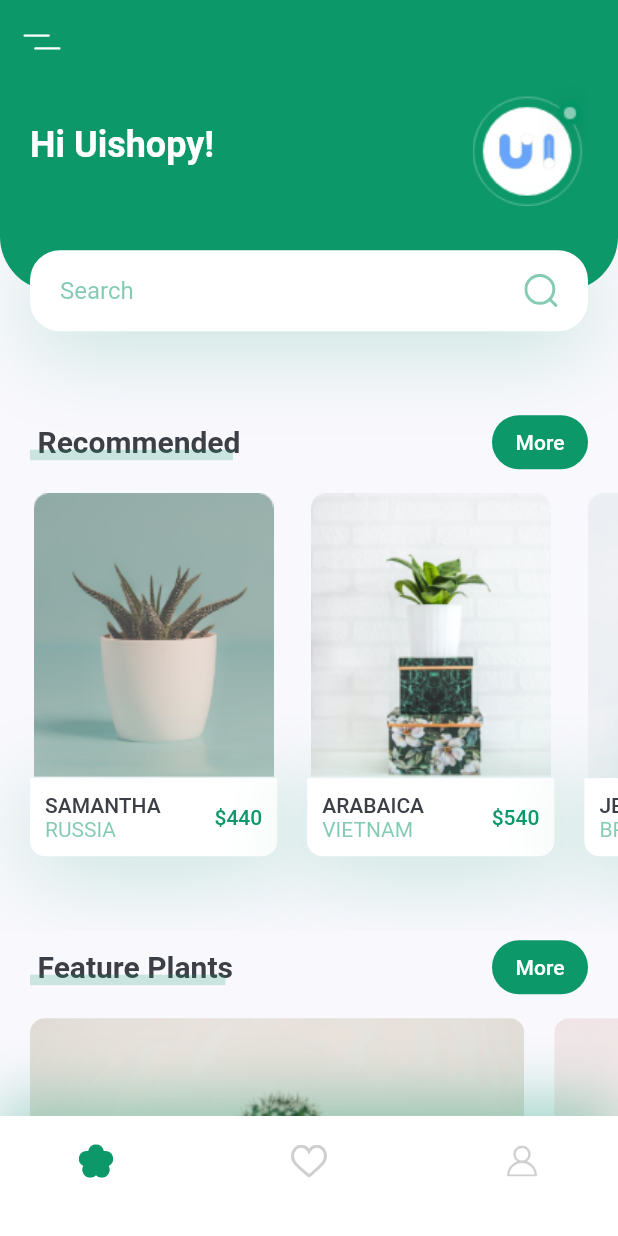
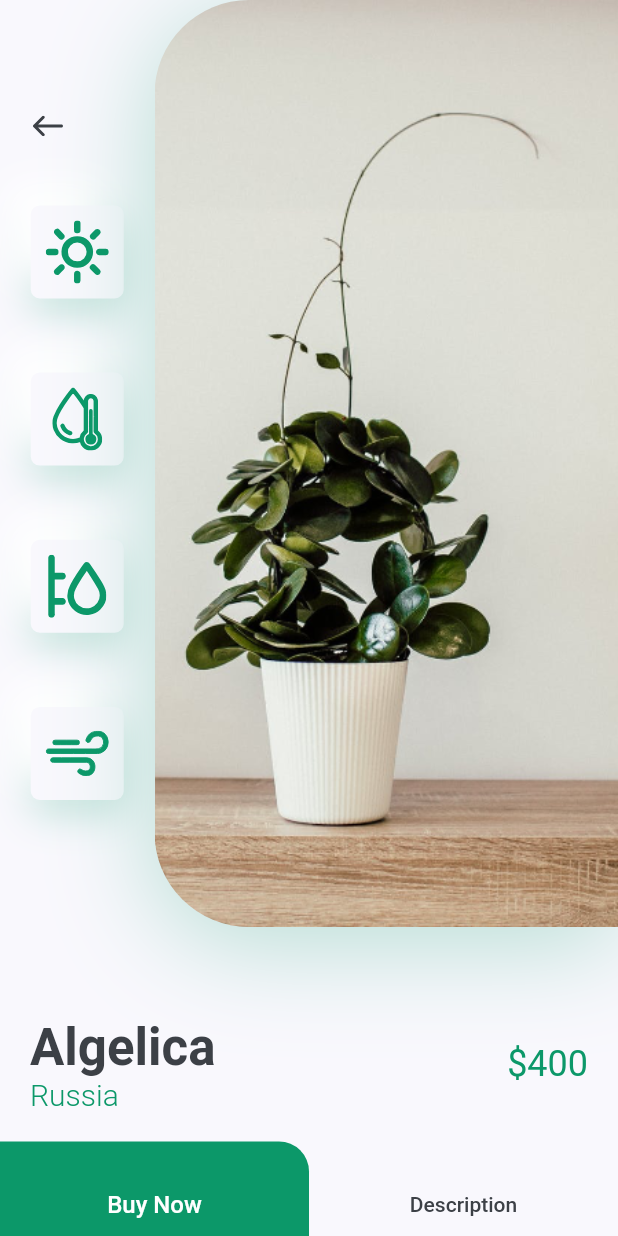
Before and after one commit to phhien203/plant_app_flutter_ui, a Flutter app: the screen it shows after launch, after a tap on an icon or button, on a phone screen of 412 x 824 dp. Run offline on Flutter 3.47's test engine with Material 2 defaults, Android fonts, the light colour scheme and no system bars; our stand-ins replace flutter_svg.

Commit message:
build details Widget

```diff
--- /dev/null
+++ b/lib/screens/details/components/body.dart
@@ -0,0 +1,68 @@
+import 'package:flutter/material.dart';
+import 'package:plant_app_flutter_ui/constants.dart';
+import 'package:plant_app_flutter_ui/screens/details/components/image_and_icons.dart';
+import 'package:plant_app_flutter_ui/screens/details/components/title_and_price.dart';
+
+class Body extends StatelessWidget {
+  const Body({Key? key}) : super(key: key);
+
+  @override
+  Widget build(BuildContext context) {
+    Size size = MediaQuery.of(context).size;
+    return SingleChildScrollView(
+      child: Column(
+        children: [
+          ImageAndIcons(size: size),
+          TitleAndPrice(
+            title: "Algelica",
+            country: "Russia",
+            price: 400,
+          ),
+          SizedBox(
+            height: kDefaultPadding,
+          ),
+          Row(
+            children: [
+              SizedBox(
+                width: size.width / 2,
+                height: 84,
+                child: TextButton(
+                  style: TextButton.styleFrom(
+                    backgroundColor: kPrimaryColor,
+                    shape: RoundedRectangleBorder(
+                      borderRadius: BorderRadius.only(
+                        topRight: Radius.circular(20),
+                      ),
+                    ),
+                  ),
+                  onPressed: () {},
+                  child: Text(
+                    "Buy Now",
+                    style: TextStyle(
+                      fontSize: 16,
+                      color: Colors.white,
+                    ),
+                  ),
+                ),
+              ),
+              Expanded(
+                child: TextButton(
+                  child: Text(
+                    "Description",
+                    style: TextStyle(
+                      color: kTextColor,
+                    ),
+                  ),
+                  onPressed: () {},
+                ),
+              ),
+            ],
+          ),
+          SizedBox(
+            height: kDefaultPadding * 2,
+          ),
+        ],
+      ),
+    );
+  }
+}
--- /dev/null
+++ b/lib/screens/details/components/icon_card.dart
@@ -0,0 +1,40 @@
+import 'package:flutter/material.dart';
+import 'package:flutter_svg/flutter_svg.dart';
+import 'package:plant_app_flutter_ui/constants.dart';
+
+class IconCard extends StatelessWidget {
+  const IconCard({
+    Key? key,
+    required this.icon,
+  }) : super(key: key);
+
+  final String icon;
+
+  @override
+  Widget build(BuildContext context) {
+    Size size = MediaQuery.of(context).size;
+    return Container(
+      width: 62,
+      height: 62,
+      margin: EdgeInsets.symmetric(vertical: size.height * 0.03),
+      padding: EdgeInsets.all(kDefaultPadding / 2),
+      decoration: BoxDecoration(
+        color: kBackgroundColor,
+        borderRadius: BorderRadius.circular(6),
+        boxShadow: [
+          BoxShadow(
+            offset: Offset(0, 10),
+            blurRadius: 22,
+            color: kPrimaryColor.withOpacity(0.22),
+          ),
+          BoxShadow(
+            offset: Offset(-15, -15),
+            blurRadius: 20,
+            color: Colors.white,
+          ),
+        ],
+      ),
+      child: SvgPicture.asset(icon),
+    );
+  }
+}
--- /dev/null
+++ b/lib/screens/details/components/image_and_icons.dart
@@ -0,0 +1,75 @@
+import 'package:flutter/material.dart';
+import 'package:flutter_svg/flutter_svg.dart';
+import 'package:plant_app_flutter_ui/constants.dart';
+import 'package:plant_app_flutter_ui/screens/details/components/icon_card.dart';
+
+class ImageAndIcons extends StatelessWidget {
+  const ImageAndIcons({
+    Key? key,
+    required this.size,
+  }) : super(key: key);
+
+  final Size size;
+
+  @override
+  Widget build(BuildContext context) {
+    return Padding(
+      padding: const EdgeInsets.only(bottom: kDefaultPadding * 3),
+      child: SizedBox(
+        height: size.height * 0.75,
+        child: Row(
+          children: [
+            Expanded(
+              child: Padding(
+                padding:
+                    const EdgeInsets.symmetric(vertical: kDefaultPadding * 3),
+                child: Column(
+                  children: [
+                    Align(
+                      alignment: Alignment.topLeft,
+                      child: IconButton(
+                        padding:
+                            EdgeInsets.symmetric(horizontal: kDefaultPadding),
+                        icon: SvgPicture.asset("assets/icons/back_arrow.svg"),
+                        onPressed: () {
+                          Navigator.pop(context);
+                        },
+                      ),
+                    ),
+                    Spacer(),
+                    IconCard(icon: "assets/icons/sun.svg"),
+                    IconCard(icon: "assets/icons/icon_2.svg"),
+                    IconCard(icon: "assets/icons/icon_3.svg"),
+                    IconCard(icon: "assets/icons/icon_4.svg"),
+                  ],
+                ),
+              ),
+            ),
+            Container(
+              height: size.height * 0.75,
+              width: size.width * 0.75,
+              decoration: BoxDecoration(
+                borderRadius: BorderRadius.only(
+                  topLeft: Radius.circular(63),
+                  bottomLeft: Radius.circular(63),
+                ),
+                boxShadow: [
+                  BoxShadow(
+                    offset: Offset(0, 10),
+                    blurRadius: 60,
+                    color: kPrimaryColor.withOpacity(0.29),
+                  ),
+                ],
+                image: DecorationImage(
+                  alignment: Alignment.centerLeft,
+                  fit: BoxFit.cover,
+                  image: AssetImage("assets/images/img.png"),
+                ),
+              ),
+            ),
+          ],
+        ),
+      ),
+    );
+  }
+}
--- /dev/null
+++ b/lib/screens/details/components/title_and_price.dart
@@ -0,0 +1,53 @@
+import 'package:flutter/material.dart';
+import 'package:plant_app_flutter_ui/constants.dart';
+
+class TitleAndPrice extends StatelessWidget {
+  const TitleAndPrice({
+    Key? key,
+    required this.title,
+    required this.country,
+    required this.price,
+  }) : super(key: key);
+
+  final String title, country;
+  final int price;
+
+  @override
+  Widget build(BuildContext context) {
+    return Padding(
+      padding: const EdgeInsets.symmetric(horizontal: kDefaultPadding),
+      child: Row(
+        children: [
+          RichText(
+            text: TextSpan(
+              children: [
+                TextSpan(
+                  text: "$title\n",
+                  style: Theme.of(context).textTheme.headline4?.copyWith(
+                        color: kTextColor,
+                        fontWeight: FontWeight.bold,
+                      ),
+                ),
+                TextSpan(
+                  text: "$country",
+                  style: TextStyle(
+                    color: kPrimaryColor,
+                    fontWeight: FontWeight.w300,
+                    fontSize: 20,
+                  ),
+                ),
+              ],
+            ),
+          ),
+          Spacer(),
+          Text(
+            "\$$price",
+            style: Theme.of(context).textTheme.headline5?.copyWith(
+                  color: kPrimaryColor,
+                ),
+          ),
+        ],
+      ),
+    );
+  }
+}
--- /dev/null
+++ b/lib/screens/details/details_screen.dart
@@ -0,0 +1,14 @@
+import 'package:flutter/material.dart';
+
+import 'components/body.dart';
+
+class DetailsScreen extends StatelessWidget {
+  const DetailsScreen({Key? key}) : super(key: key);
+
+  @override
+  Widget build(BuildContext context) {
+    return Scaffold(
+      body: Body(),
+    );
+  }
+}
--- a/lib/screens/home/components/recommend_plants.dart
+++ b/lib/screens/home/components/recommend_plants.dart
@@ -1,5 +1,6 @@
 import 'package:flutter/material.dart';
 import 'package:plant_app_flutter_ui/constants.dart';
+import 'package:plant_app_flutter_ui/screens/details/details_screen.dart';
 
 class RecommendPlants extends StatelessWidget {
   const RecommendPlants({
@@ -17,35 +18,50 @@ class RecommendPlants extends StatelessWidget {
             country: "Russia",
             price: 440,
             image: "assets/images/image_1.png",
-            press: () {},
+            press: () {
+              Navigator.push(context,
+                  MaterialPageRoute(builder: (context) => DetailsScreen()));
+            },
           ),
           RecommendPlantCard(
             title: "Arabaica",
             country: "Vietnam",
             price: 540,
             image: "assets/images/image_2.png",
-            press: () {},
+            press: () {
+              Navigator.push(context,
+                  MaterialPageRoute(builder: (context) => DetailsScreen()));
+            },
           ),
           RecommendPlantCard(
             title: "Jest",
             country: "Brazil",
             price: 640,
             image: "assets/images/image_3.png",
-            press: () {},
+            press: () {
+              Navigator.push(context,
+                  MaterialPageRoute(builder: (context) => DetailsScreen()));
+            },
           ),
           RecommendPlantCard(
             title: "Jasmine",
             country: "Japan",
             price: 740,
             image: "assets/images/image_1.png",
-            press: () {},
+            press: () {
+              Navigator.push(context,
+                  MaterialPageRoute(builder: (context) => DetailsScreen()));
+            },
           ),
           RecommendPlantCard(
             title: "Alabama",
             country: "Russia",
             price: 840,
             image: "assets/images/image_2.png",
-            press: () {},
+            press: () {
+              Navigator.push(context,
+                  MaterialPageRoute(builder: (context) => DetailsScreen()));
+            },
           ),
         ],
       ),
@@ -81,7 +97,7 @@ class RecommendPlantCard extends StatelessWidget {
         children: [
           Image.asset(image),
           GestureDetector(
-            onTap: () => press,
+            onTap: () => press(),
             child: Container(
               padding: EdgeInsets.all(kDefaultPadding / 2),
               decoration: BoxDecoration(
```
